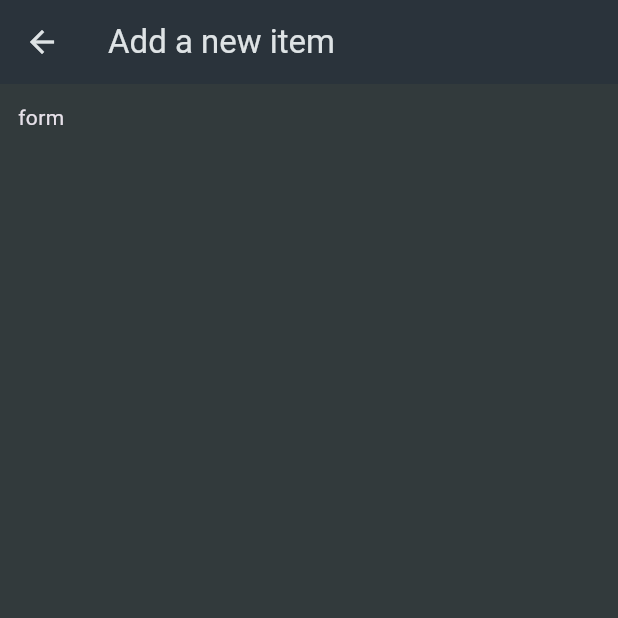
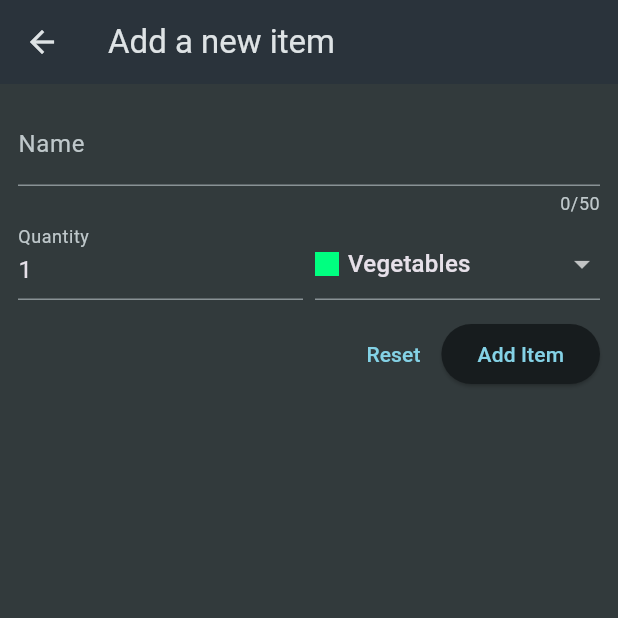
Before and after one commit to CharanReddy404/shopping_list, a Flutter app: the screen it shows after launch, after a tap on the "add" icon, on a phone screen of 412 x 824 dp, the top half of it. Run offline on Flutter 3.47's test engine with Material 3 defaults, Android fonts, the phone set to English and light mode, and no system bars.

Commit message:
implimented add item

```diff
--- a/lib/widgets/grocery_list.dart
+++ b/lib/widgets/grocery_list.dart
@@ -1,6 +1,5 @@
 import 'package:flutter/material.dart';
-import 'package:shopping_list/data/categories.dart';
-import 'package:shopping_list/data/dummy_items.dart';
+import 'package:shopping_list/models/grocery_item.dart';
 import 'package:shopping_list/widgets/new_item.dart';
 
 class GroceryList extends StatefulWidget {
@@ -11,16 +10,61 @@ class GroceryList extends StatefulWidget {
 }
 
 class _GroceryListState extends State<GroceryList> {
-  void _addItenm() {
-    Navigator.of(context).push(
+  final List<GroceryItem> _groceryItems = [];
+
+  void _addItenm() async {
+    final newItem = await Navigator.of(context).push<GroceryItem>(
       MaterialPageRoute(
         builder: (ctx) => const NewItem(),
       ),
     );
+
+    if (newItem == null) {
+      return;
+    }
+
+    setState(() {
+      _groceryItems.add(newItem);
+    });
+  }
+
+  void _removeItem(GroceryItem item) {
+    setState(() {
+      _groceryItems.remove(item);
+    });
   }
 
   @override
   Widget build(BuildContext context) {
+    Widget content = const Center(
+      child: Text(
+        "No items added yet..",
+      ),
+    );
+
+    if (_groceryItems.isNotEmpty) {
+      content = ListView.builder(
+        itemCount: _groceryItems.length,
+        itemBuilder: (ctx, index) => Dismissible(
+          onDismissed: (direction) {
+            _removeItem(_groceryItems[index]);
+          },
+          key: ValueKey(_groceryItems[index].id),
+          child: ListTile(
+            title: Text(_groceryItems[index].name),
+            leading: Container(
+              width: 24,
+              height: 24,
+              color: _groceryItems[index].category.color,
+            ),
+            trailing: Text(
+              _groceryItems[index].quantity.toString(),
+            ),
+          ),
+        ),
+      );
+    }
+
     return Scaffold(
       appBar: AppBar(
         title: const Text("Your Groceries"),
@@ -31,20 +75,7 @@ class _GroceryListState extends State<GroceryList> {
           ),
         ],
       ),
-      body: ListView.builder(
-        itemCount: groceryItems.length,
-        itemBuilder: (ctx, index) => ListTile(
-          title: Text(groceryItems[index].name),
-          leading: Container(
-            width: 24,
-            height: 24,
-            color: groceryItems[index].category.color,
-          ),
-          trailing: Text(
-            groceryItems[index].quantity.toString(),
-          ),
-        ),
-      ),
+      body: content,
     );
   }
 }
--- a/lib/widgets/new_item.dart
+++ b/lib/widgets/new_item.dart
@@ -1,4 +1,7 @@
 import 'package:flutter/material.dart';
+import 'package:shopping_list/data/categories.dart';
+import 'package:shopping_list/models/category.dart';
+import 'package:shopping_list/models/grocery_item.dart';
 
 class NewItem extends StatefulWidget {
   const NewItem({super.key});
@@ -10,6 +13,25 @@ class NewItem extends StatefulWidget {
 }
 
 class _NewItemState extends State<NewItem> {
+  final _formKey = GlobalKey<FormState>();
+  var _enteredName = "";
+  var _enteredQuantity = 1;
+  var _selectedCategory = categories[Categories.vegetables]!;
+
+  void _saveItem() {
+    if (_formKey.currentState!.validate()) {
+      _formKey.currentState!.save();
+      Navigator.of(context).pop(
+        GroceryItem(
+          id: DateTime.now().toString(),
+          name: _enteredName,
+          quantity: _enteredQuantity,
+          category: _selectedCategory,
+        ),
+      );
+    }
+  }
+
   @override
   Widget build(BuildContext context) {
     return Scaffold(
@@ -18,7 +40,101 @@ class _NewItemState extends State<NewItem> {
       ),
       body: Padding(
         padding: const EdgeInsets.all(12),
-        child: Text("form "),
+        child: Form(
+          key: _formKey,
+          child: Column(
+            children: [
+              TextFormField(
+                maxLength: 50,
+                decoration: const InputDecoration(
+                  label: Text("Name"),
+                ),
+                validator: (value) {
+                  if (value == null ||
+                      value.isEmpty ||
+                      value.trim().length <= 1 ||
+                      value.trim().length > 50) {
+                    return "Must be between 1 and 50 characters.";
+                  }
+                  return null;
+                },
+                onSaved: (value) {
+                  _enteredName = value!;
+                },
+              ),
+              Row(
+                crossAxisAlignment: CrossAxisAlignment.end,
+                children: [
+                  Expanded(
+                    child: TextFormField(
+                      decoration: const InputDecoration(
+                        label: Text("Quantity"),
+                      ),
+                      keyboardType: TextInputType.number,
+                      initialValue: "1",
+                      validator: (value) {
+                        if (value == null ||
+                            value.isEmpty ||
+                            int.tryParse(value) == null ||
+                            int.tryParse(value)! <= 0) {
+                          return "Must be a vaid, positive number.";
+                        }
+                        return null;
+                      },
+                      onSaved: (value) {
+                        _enteredQuantity = int.parse(value!);
+                      },
+                    ),
+                  ),
+                  const SizedBox(width: 8),
+                  Expanded(
+                    child: DropdownButtonFormField(
+                      value: _selectedCategory,
+                      items: [
+                        for (final category in categories.entries)
+                          DropdownMenuItem(
+                            value: category.value,
+                            child: Row(
+                              children: [
+                                Container(
+                                  width: 16,
+                                  height: 16,
+                                  color: category.value.color,
+                                ),
+                                const SizedBox(width: 6),
+                                Text(category.value.title),
+                              ],
+                            ),
+                          )
+                      ],
+                      onChanged: (value) {
+                        setState(() {
+                          _selectedCategory = value!;
+                        });
+                      },
+                    ),
+                  )
+                ],
+              ),
+              const SizedBox(height: 12),
+              Row(
+                mainAxisAlignment: MainAxisAlignment.end,
+                children: [
+                  TextButton(
+                    onPressed: () {
+                      _formKey.currentState!.reset();
+                    },
+                    child: const Text("Reset"),
+                  ),
+                  ElevatedButton(
+                    onPressed: _saveItem,
+                    child: const Text("Add Item"),
+                  ),
+                ],
+              )
+            ],
+          ),
+        ),
       ),
     );
   }
```
